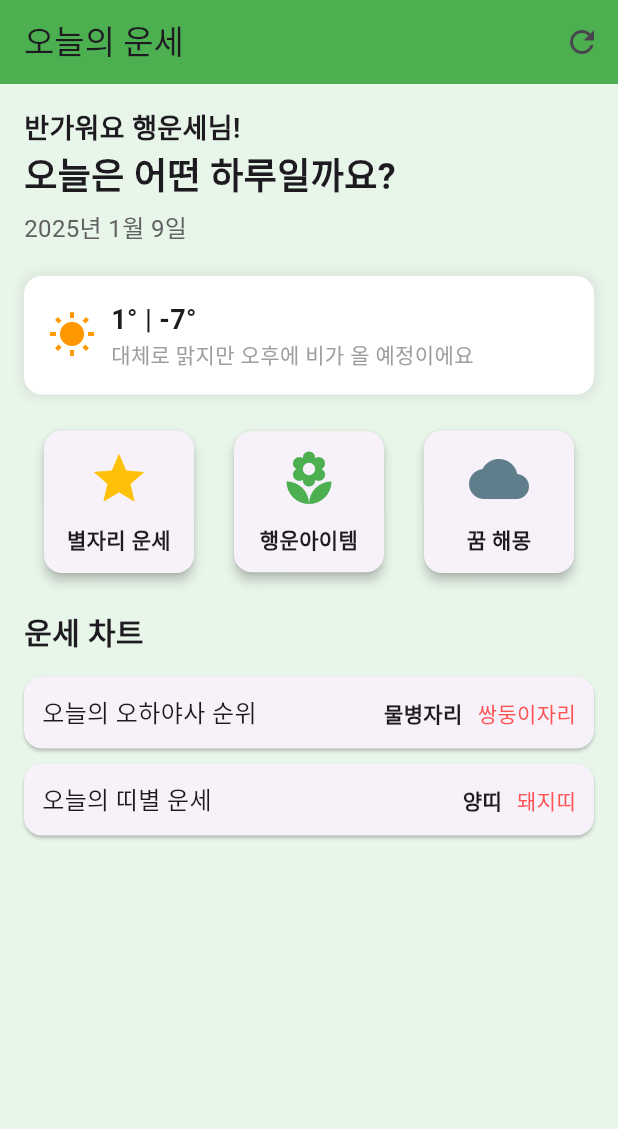
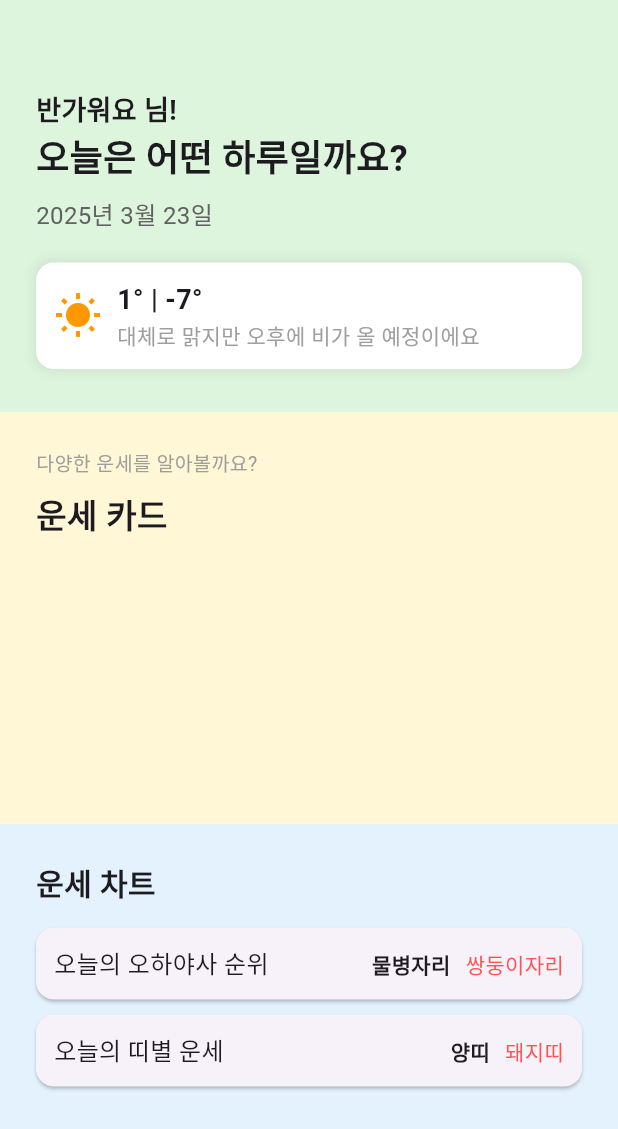
Before and after one commit to haengunse/haengunse-app, a Flutter app: the HomeScreen screen opened directly, on a phone screen of 412 x 824 dp. Shown: the top 1129 px of the screen. Run offline on Flutter 3.47's test engine with Material 3 defaults, Android fonts, the phone set to English and light mode, and no system bars; our stand-ins replace shared_preferences; accounts and stored records are empty.

Commit message:
[feat] 홈 스크린 ui 초기 구현

```diff
--- a/lib/screens/home_screen.dart
+++ b/lib/screens/home_screen.dart
@@ -1,66 +1,107 @@
 import 'package:flutter/material.dart';
+import 'package:shared_preferences/shared_preferences.dart';
 
-class HomeScreen extends StatelessWidget {
+class HomeScreen extends StatefulWidget {
   const HomeScreen({super.key});
 
   @override
+  State<HomeScreen> createState() => _HomeScreenState();
+}
+
+class _HomeScreenState extends State<HomeScreen> {
+  String userName = "행운세";
+
+  @override
+  void initState() {
+    super.initState();
+    _loadName();
+  }
+
+  Future<void> _loadName() async {
+    final prefs = await SharedPreferences.getInstance();
+    final name = prefs.getString('name') ?? "행운세";
+    setState(() {
+      userName = name;
+    });
+  }
+
+  @override
   Widget build(BuildContext context) {
+    final screenHeight = MediaQuery.of(context).size.height;
+
     return Scaffold(
-      backgroundColor: Colors.green[50],
-      appBar: AppBar(
-        backgroundColor: Colors.green,
-        title: const Text("오늘의 운세"),
-        actions: [
-          IconButton(
-            icon: const Icon(Icons.refresh),
-            onPressed: () {
-              // 새로고침 기능 추가 가능
-            },
-          )
-        ],
-      ),
-      body: SingleChildScrollView(
-        padding: const EdgeInsets.all(16),
+      backgroundColor: Colors.white,
+      body: Column(
+        children: [
+          // 1st section: 인사, 날짜, 날씨
+          Container(
+            height: screenHeight / 3,
+            width: double.infinity,
+            color: const Color(0xFFDCF5DC), // 연두
+            padding: const EdgeInsets.fromLTRB(24, 60, 24, 16),
             child: Column(
               crossAxisAlignment: CrossAxisAlignment.start,
               children: [
-            _buildGreetingSection(),
-            const SizedBox(height: 20),
-            _buildWeatherInfo(),
-            const SizedBox(height: 20),
-            _buildFortuneCards(context),
-            const SizedBox(height: 20),
-            _buildHoroscopeChart(),
-          ],
-        ),
-      ),
-    );
-  }
-
-  Widget _buildGreetingSection() {
-    return Column(
-      crossAxisAlignment: CrossAxisAlignment.start,
-      children: [
-        const Text(
-          "반가워요 행운세님!",
-          style: TextStyle(fontSize: 18, fontWeight: FontWeight.bold),
+                Text(
+                  "반가워요 $userName님!",
+                  style: const TextStyle(
+                      fontSize: 18, fontWeight: FontWeight.bold),
                 ),
                 const Text(
                   "오늘은 어떤 하루일까요?",
                   style: TextStyle(fontSize: 24, fontWeight: FontWeight.bold),
                 ),
-        const SizedBox(height: 5),
+                const SizedBox(height: 8),
                 Text(
-          "2025년 1월 9일",
+                  _getTodayDate(),
                   style: TextStyle(fontSize: 16, color: Colors.grey[700]),
                 ),
+                const SizedBox(height: 20),
+                _buildWeatherInfo(),
               ],
+            ),
+          ),
+
+          // 2nd section: 운세 카드 타이틀
+          Container(
+            height: screenHeight / 3,
+            width: double.infinity,
+            color: const Color(0xFFFFF7D6), // 연노랑
+            padding: const EdgeInsets.all(24),
+            child: Column(
+              crossAxisAlignment: CrossAxisAlignment.start,
+              children: const [
+                Text("다양한 운세를 알아볼까요?",
+                    style: TextStyle(fontSize: 13, color: Colors.grey)),
+                SizedBox(height: 8),
+                Text("운세 카드",
+                    style:
+                        TextStyle(fontSize: 22, fontWeight: FontWeight.bold)),
+              ],
+            ),
+          ),
+
+          // 3rd section: 운세 차트
+          Container(
+            height: screenHeight / 3,
+            width: double.infinity,
+            color: const Color(0xFFE3F2FD), // 연하늘
+            padding: const EdgeInsets.all(24),
+            child: _buildHoroscopeChart(),
+          ),
+        ],
+      ),
     );
+  }
+
+  String _getTodayDate() {
+    final now = DateTime.now();
+    return "${now.year}년 ${now.month}월 ${now.day}일";
   }
 
   Widget _buildWeatherInfo() {
     return Container(
-      padding: const EdgeInsets.all(16),
+      padding: const EdgeInsets.all(12),
       decoration: BoxDecoration(
         color: Colors.white,
         borderRadius: BorderRadius.circular(12),
@@ -79,57 +120,13 @@ class HomeScreen extends StatelessWidget {
           Column(
             crossAxisAlignment: CrossAxisAlignment.start,
             children: const [
-              Text(
-                "1° | -7°",
-                style: TextStyle(fontSize: 18, fontWeight: FontWeight.bold),
-              ),
-              Text(
-                "대체로 맑지만 오후에 비가 올 예정이에요",
-                style: TextStyle(fontSize: 14, color: Colors.grey),
-              ),
+              Text("1° | -7°",
+                  style: TextStyle(fontSize: 18, fontWeight: FontWeight.bold)),
+              Text("대체로 맑지만 오후에 비가 올 예정이에요",
+                  style: TextStyle(fontSize: 14, color: Colors.grey)),
             ],
           ),
         ],
-      ),
-    );
-  }
-
-  Widget _buildFortuneCards(BuildContext context) {
-    return Row(
-      mainAxisAlignment: MainAxisAlignment.spaceAround,
-      children: [
-        _buildFortuneCard(context, "별자리 운세", Icons.star, Colors.amber),
-        _buildFortuneCard(context, "행운아이템", Icons.local_florist, Colors.green),
-        _buildFortuneCard(context, "꿈 해몽", Icons.cloud, Colors.blueGrey),
-      ],
-    );
-  }
-
-  Widget _buildFortuneCard(
-      BuildContext context, String title, IconData icon, Color color) {
-    return GestureDetector(
-      onTap: () {
-        // 상세 화면 이동 추가 가능
-      },
-      child: Card(
-        elevation: 3,
-        shape: RoundedRectangleBorder(borderRadius: BorderRadius.circular(12)),
-        child: Container(
-          width: 100,
-          padding: const EdgeInsets.all(12),
-          child: Column(
-            children: [
-              Icon(icon, color: color, size: 40),
-              const SizedBox(height: 10),
-              Text(
-                title,
-                textAlign: TextAlign.center,
-                style:
-                    const TextStyle(fontSize: 14, fontWeight: FontWeight.bold),
-              ),
-            ],
-          ),
-        ),
       ),
     );
   }
--- a/lib/screens/input_screen.dart
+++ b/lib/screens/input_screen.dart
@@ -1,6 +1,6 @@
 import 'package:flutter/material.dart';
 import 'package:shared_preferences/shared_preferences.dart';
-import 'splash_screen.dart';
+import 'home_screen.dart';
 
 class InputScreen extends StatefulWidget {
   const InputScreen({super.key});
@@ -78,7 +78,7 @@ class _InputScreenState extends State<InputScreen> {
 
     if (!mounted) return;
     Navigator.pushReplacement(
-        context, MaterialPageRoute(builder: (_) => const SplashScreen()));
+        context, MaterialPageRoute(builder: (_) => const HomeScreen()));
   }
 
   Future<void> _pickDate() async {
```
Lines whose indentation alone changed are shown as unchanged.
